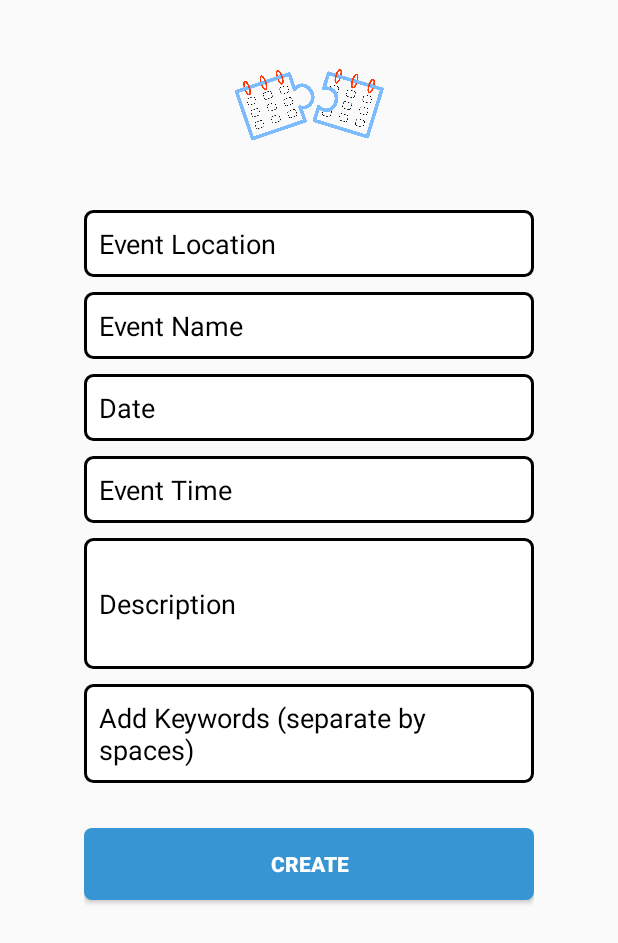
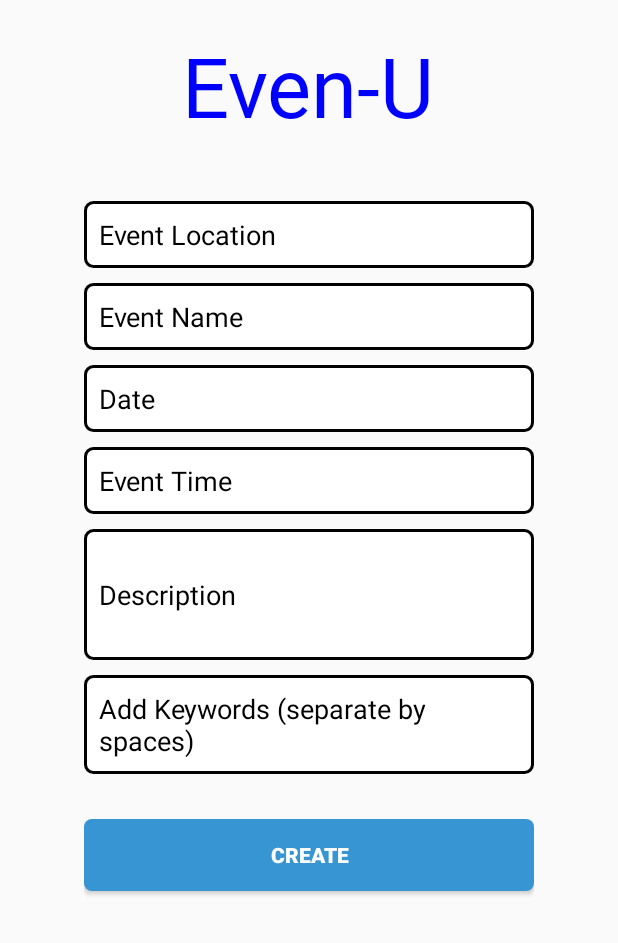
Before and after one commit to tbtea/Evenu, an Android app: the CreateEventActivity screen opened directly, with no data from a screen before it, on a phone screen of 412 x 824 dp. Shown: the top 943 px of the screen. Run offline under Robolectric (Android 15) with nearby library versions, the phone set to English and light mode, and no system bars; our stand-ins replace Firebase (no records; nobody signed in at launch, a user with empty details on screens opened directly).

Commit message:
Merge remote-tracking branch 'origin/master'
# Conflicts:
#	app/src/main/res/layout/main_page_activity.xml
yes daddy

```diff
--- a/app/src/main/res/layout/create_event_activity.xml
+++ b/app/src/main/res/layout/create_event_activity.xml
@@ -10,12 +10,17 @@
         android:layout_height="wrap_content"
         android:layout_marginTop="20dp">
 
-        <ImageView
-            android:id="@+id/imageView2"
-            android:layout_width="100dp"
-            android:layout_height="100dp"
-            android:layout_centerInParent="true"
-            app:srcCompat="@drawable/evenu_logo" />
+        <TextView
+            android:layout_width="wrap_content"
+            android:layout_height="wrap_content"
+            android:id="@+id/even_u_mainpage"
+            android:text="Even-U"
+            android:layout_centerHorizontal="true"
+            android:layout_below="@id/evenu_logo"
+            android:fontFamily="@font/fasc"
+            android:textSize="55sp"
+            android:textColor="@color/blue"
+            />
     </RelativeLayout>
 
     <LinearLayout
@@ -23,7 +28,7 @@
         android:layout_height="wrap_content"
         android:layout_gravity="center_horizontal"
         android:orientation="vertical"
-        android:paddingTop="20dp">
+        android:paddingTop="40dp">
 
         <EditText
             android:id="@+id/event_location"
--- a/app/src/main/res/layout/event_list_item.xml
+++ b/app/src/main/res/layout/event_list_item.xml
@@ -26,6 +26,7 @@
             android:id="@+id/title"
             android:gravity="center"
             android:paddingBottom="10dp"
+            android:layout_marginTop="10dp"
             android:background="@drawable/customborder"
             />
 
```
